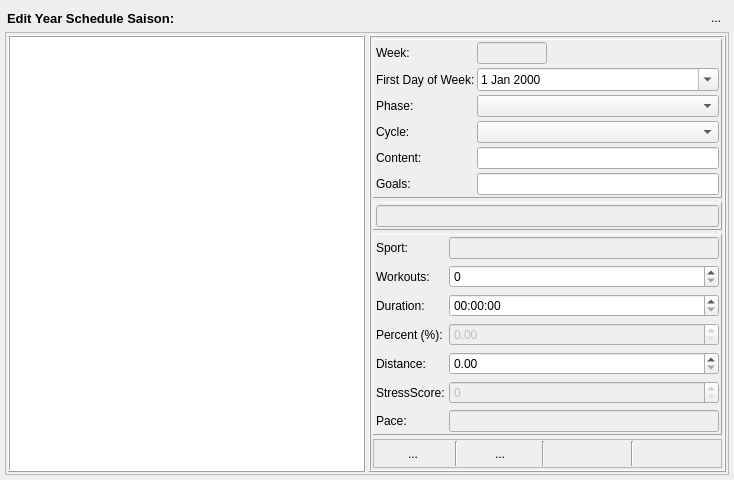
This is dialog_addweek.ui in Tria-Andy/WorkoutEditor as Qt 5 draws it before an edit. The edited form follows.
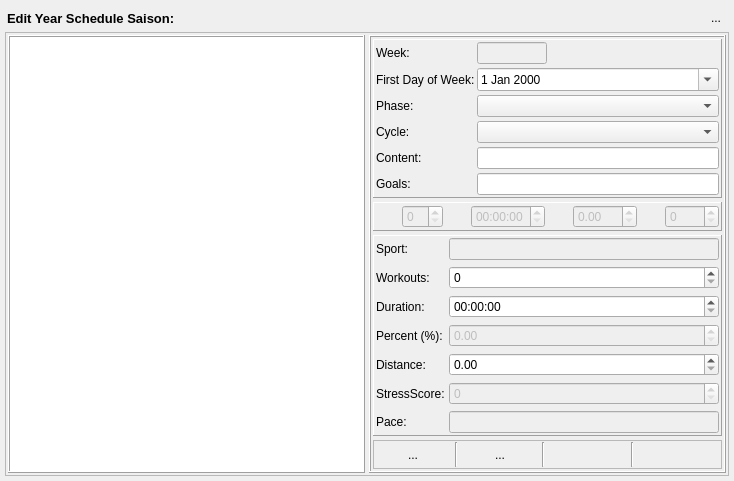
This is the edited form. Icons and pictures are not drawn.

```diff
--- a/dialog_addweek.ui
+++ b/dialog_addweek.ui
@@ -7,7 +7,7 @@
     <x>0</x>
     <y>0</y>
     <width>734</width>
-    <height>449</height>
+    <height>481</height>
    </rect>
   </property>
   <property name="sizePolicy">
@@ -404,12 +404,82 @@
              <number>2</number>
             </property>
             <item>
-             <widget class="QLineEdit" name="lineEdit_summery">
+             <widget class="QLabel" name="label_14">
+              <property name="text">
+               <string/>
+              </property>
+              <property name="pixmap">
+               <pixmap resource="resources.qrc">:/images/icons/Summery.png</pixmap>
+              </property>
+             </widget>
+            </item>
+            <item>
+             <widget class="QSpinBox" name="spinBox_workSum">
               <property name="enabled">
                <bool>false</bool>
               </property>
              </widget>
             </item>
+            <item>
+             <widget class="QLabel" name="label_15">
+              <property name="text">
+               <string/>
+              </property>
+              <property name="pixmap">
+               <pixmap resource="resources.qrc">:/images/icons/Timewatch.png</pixmap>
+              </property>
+             </widget>
+            </item>
+            <item>
+             <widget class="QTimeEdit" name="timeEdit_duraSum">
+              <property name="enabled">
+               <bool>false</bool>
+              </property>
+              <property name="displayFormat">
+               <string>HH:mm:ss</string>
+              </property>
+             </widget>
+            </item>
+            <item>
+             <widget class="QLabel" name="label_16">
+              <property name="text">
+               <string/>
+              </property>
+              <property name="pixmap">
+               <pixmap resource="resources.qrc">:/images/icons/Kilometer.png</pixmap>
+              </property>
+             </widget>
+            </item>
+            <item>
+             <widget class="QDoubleSpinBox" name="doubleSpinBox_distSum">
+              <property name="enabled">
+               <bool>false</bool>
+              </property>
+              <property name="maximum">
+               <double>999.990000000000009</double>
+              </property>
+             </widget>
+            </item>
+            <item>
+             <widget class="QLabel" name="label_17">
+              <property name="text">
+               <string/>
+              </property>
+              <property name="pixmap">
+               <pixmap resource="resources.qrc">:/images/icons/Lightning.png</pixmap>
+              </property>
+             </widget>
+            </item>
+            <item>
+             <widget class="QSpinBox" name="spinBox_stressSum">
+              <property name="enabled">
+               <bool>false</bool>
+              </property>
+              <property name="maximum">
+               <number>9999</number>
+              </property>
+             </widget>
+            </item>
            </layout>
           </widget>
          </item>
```
